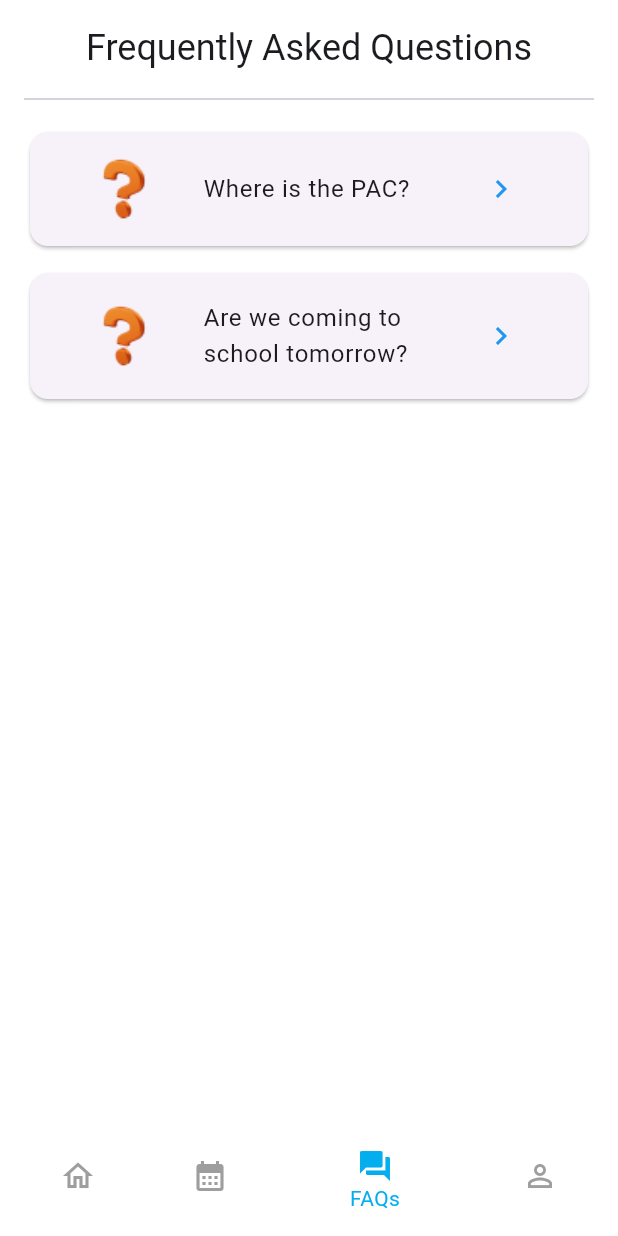
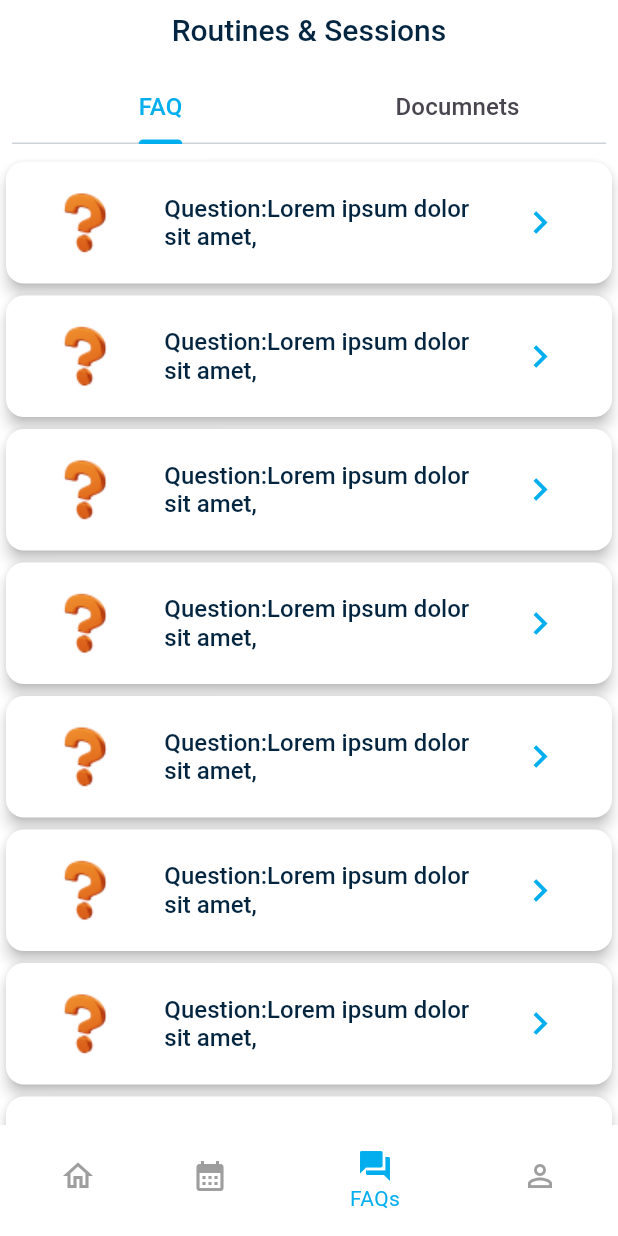
Before and after one commit to dita-daystaruni/orientation_ap, a Flutter app: the BottomNav screen opened directly with empty values, item 3 of the bottom bar chosen, on a phone screen of 412 x 824 dp. Run offline on Flutter 3.47's test engine with Material 3 defaults, Android fonts, the light colour scheme and no system bars; our stand-ins replace get.

Commit message:
feat: completed UI for FAQ page

```diff
--- a/lib/pages/faq.dart
+++ /dev/null
@@ -1,102 +0,0 @@
-import 'package:flutter/material.dart';
-import 'package:orientation_app/constants/custom_colors.dart';
-
-class Faq extends StatefulWidget {
-  const Faq({super.key});
-
-  @override
-  State<Faq> createState() => _FaqState();
-}
-
-class _FaqState extends State<Faq> {
-  bool isExpanded = false;
-
-  @override
-  Widget build(BuildContext context) {
-    return Scaffold(
-      backgroundColor: CustomColors.backgroundColor,
-      body: Padding(
-        padding: const EdgeInsets.all(16.0),
-        child: SingleChildScrollView(
-          child: Column(
-            children: [
-              Text.rich(
-                TextSpan(
-                    text: 'Frequently Asked Questions',
-                    style: Theme.of(context).textTheme.headlineSmall),
-              ),
-              const SizedBox(
-                height: 10,
-              ),
-              const Divider(),
-              const SizedBox(
-                height: 10,
-              ),
-              Card(
-                child: Center(
-                  child: Padding(
-                    padding: const EdgeInsets.all(10.0),
-                    child: ListTile(
-                      leading: Image.asset(
-                        'assets/images/questionmark.png',
-                        height: 67,
-                      ),
-                      title: const Text(
-                        'Where is the PAC?',
-                      ),
-                      trailing: IconButton(
-                        icon: Icon(
-                          isExpanded
-                              ? Icons.keyboard_arrow_down
-                              : Icons.navigate_next,
-                        ),
-                        color: Colors.blue,
-                        onPressed: () {
-                          setState(() {
-                            isExpanded = !isExpanded;
-                          });
-                        },
-                      ),
-                    ),
-                  ),
-                ),
-              ),
-              const SizedBox(
-                height: 10,
-              ),
-              Card(
-                child: Center(
-                  child: Padding(
-                    padding: const EdgeInsets.all(10.0),
-                    child: ListTile(
-                      leading: Image.asset(
-                        'assets/images/questionmark.png',
-                        height: 67,
-                      ),
-                      title: const Text(
-                        'Are we coming to school tomorrow?',
-                      ),
-                      trailing: IconButton(
-                        icon: Icon(
-                          isExpanded
-                              ? Icons.keyboard_arrow_down
-                              : Icons.navigate_next,
-                        ),
-                        color: Colors.blue,
-                        onPressed: () {
-                          setState(() {
-                            isExpanded = !isExpanded;
-                          });
-                        },
-                      ),
-                    ),
-                  ),
-                ),
-              ),
-            ],
-          ),
-        ),
-      ),
-    );
-  }
-}
--- /dev/null
+++ b/lib/pages/faq_page.dart
@@ -0,0 +1,153 @@
+import 'package:flutter/material.dart';
+import 'package:orientation_app/constants/custom_colors.dart';
+
+class FaqPage extends StatelessWidget {
+  const FaqPage({super.key});
+
+  static const List<Tab> myTabs = <Tab>[
+    Tab(text: "FAQ"),
+    Tab(text: 'Documnets'),
+  ];
+
+  @override
+  Widget build(BuildContext context) {
+    // putting routines and sessions controllers
+    return DefaultTabController(
+      length: myTabs.length,
+      child: Scaffold(
+        backgroundColor: CustomColors.backgroundColor,
+        appBar: AppBar(
+          backgroundColor: CustomColors.backgroundColor,
+          title: const Center(
+            child: Text(
+              "Routines & Sessions",
+              style: TextStyle(
+                color: CustomColors.textColor,
+                fontSize: 20,
+                fontWeight: FontWeight.w500,
+              ),
+            ),
+          ),
+          bottom: const TabBar(
+            padding: EdgeInsets.all(8.0),
+            indicatorColor: CustomColors.buttonColor,
+            dividerColor: CustomColors.indicatorColor,
+            labelColor: CustomColors.buttonColor,
+            labelStyle: TextStyle(
+              color: CustomColors.textColor,
+              fontWeight: FontWeight.w500,
+              fontSize: 16,
+            ),
+            overlayColor: WidgetStatePropertyAll(
+              CustomColors.hoverColor,
+            ),
+            tabs: myTabs,
+          ),
+          automaticallyImplyLeading: false,
+        ),
+        body: TabBarView(children: [
+          // routines tab view
+          Column(
+            children: [
+              // list of activities
+              Expanded(
+                  child: ListView.builder(
+                itemBuilder: (context, index) {
+                  return const FaqTile();
+                },
+                itemCount: 10,
+              ))
+            ],
+          ),
+          // Documents Page
+          Column(
+            children: [Text("Documents Page")],
+          ),
+        ]),
+      ),
+    );
+  }
+}
+
+class FaqTile extends StatefulWidget {
+  const FaqTile({
+    super.key,
+  });
+
+  @override
+  State<FaqTile> createState() => _FaqTileState();
+}
+
+class _FaqTileState extends State<FaqTile> {
+  bool isExpanded = false;
+  @override
+  Widget build(BuildContext context) {
+    return Column(
+      children: [
+        Card(
+          elevation: 4,
+          color: CustomColors.backgroundColor,
+          child: ListTile(
+            minTileHeight: 81,
+            titleTextStyle: const TextStyle(
+              color: CustomColors.textColor,
+              fontWeight: FontWeight.w500,
+              fontSize: 16,
+            ),
+            // dense: true,
+            leading: Image.asset(
+              'assets/images/questionmark.png',
+              height: 67,
+            ),
+            title: const Text(
+              'Question:Lorem ipsum dolor sit amet, ',
+            ),
+            trailing: IconButton(
+              icon: Icon(
+                isExpanded ? Icons.keyboard_arrow_down : Icons.navigate_next,
+              ),
+              color: CustomColors.buttonColor,
+              iconSize: 30,
+              onPressed: () {
+                setState(() {
+                  isExpanded = !isExpanded;
+                });
+              },
+            ),
+          ),
+        ),
+        isExpanded
+            ? const Card(
+                elevation: 4,
+                color: CustomColors.backgroundColor,
+                child: Column(
+                  crossAxisAlignment: CrossAxisAlignment.center,
+                  children: [
+                    Text(
+                      "Answer",
+                      style: TextStyle(
+                        color: CustomColors.textColor,
+                        fontWeight: FontWeight.w500,
+                        fontSize: 16,
+                      ),
+                    ),
+                    Padding(
+                      padding: EdgeInsets.all(8.0),
+                      child: Text(
+                        "Lorem ipsum dolor sit amet, consectetur adipiscing elit, sed do eiusmod tempor incididunt ut labore et dolore magna aliqua. ",
+                        textAlign: TextAlign.center,
+                        style: const TextStyle(
+                          color: CustomColors.textColor,
+                          fontWeight: FontWeight.w300,
+                          fontSize: 16,
+                        ),
+                      ),
+                    ),
+                  ],
+                ),
+              )
+            : const SizedBox(),
+      ],
+    );
+  }
+}
--- a/lib/pages/routines_events_page.dart
+++ b/lib/pages/routines_events_page.dart
@@ -2,7 +2,6 @@ import 'package:flutter/material.dart';
 import 'package:get/get.dart';
 import 'package:orientation_app/constants/custom_colors.dart';
 import 'package:orientation_app/controllers/routes_sessions_controllers.dart';
-import 'package:orientation_app/widgets/daystile.dart';
 import 'package:orientation_app/widgets/upcoming_acitivity.dart';
 
 class Routines extends StatelessWidget {
--- a/lib/widgets/custom_bottomnav.dart
+++ b/lib/widgets/custom_bottomnav.dart
@@ -7,7 +7,7 @@ import 'package:orientation_app/pages/parent_dashboard_page.dart';
 import 'package:orientation_app/pages/routines_events_page.dart';
 import 'package:orientation_app/pages/home_page.dart';
 
-import '../pages/faq.dart';
+import '../pages/faq_page.dart';
 import '../pages/profile.dart';
 
 class BottomNav extends StatefulWidget {
@@ -26,7 +26,7 @@ class _BottomNavState extends State<BottomNav> {
   int selectedIndex = 0;
   final pages = [
     const Routines(),
-    const Faq(),
+    const FaqPage(),
     const Profile(),
   ];
 
```
